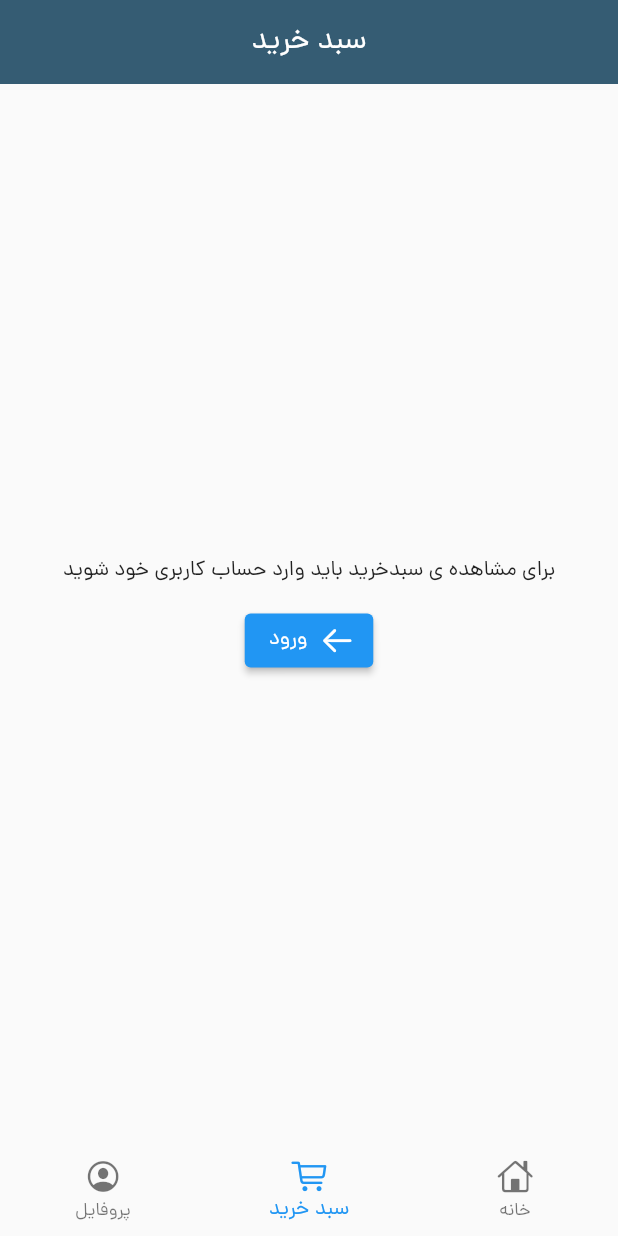
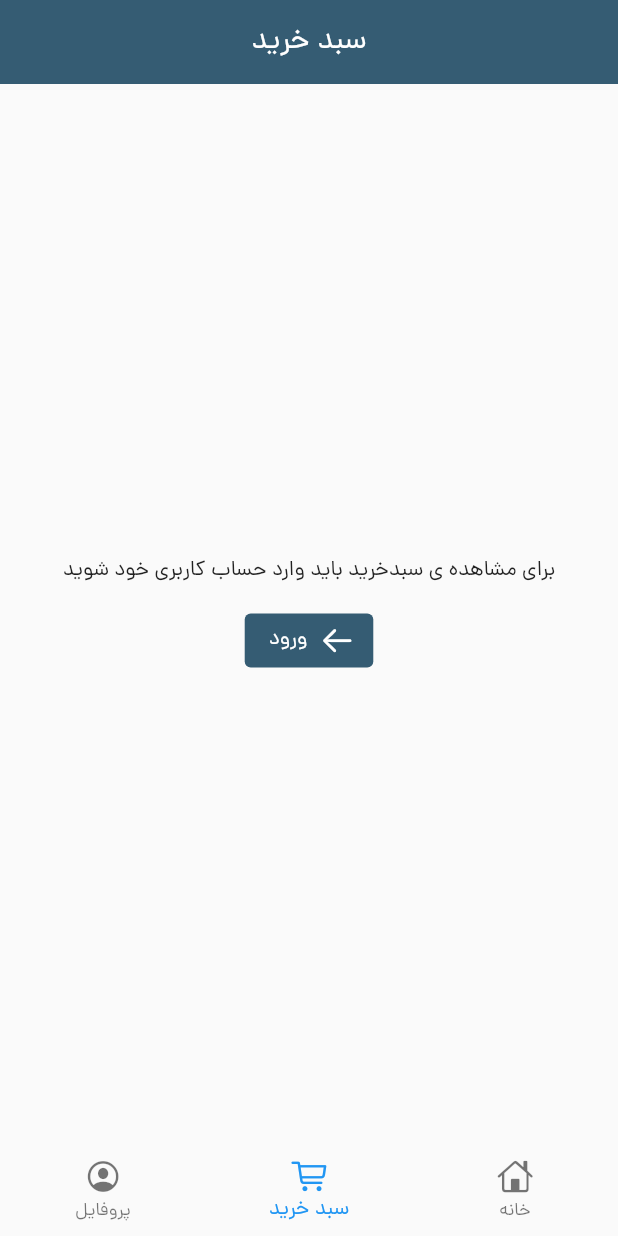
Before and after one commit to sahmohseni/nike_store_flutter, a Flutter app: the screen it shows after launch, item 2 of the bottom bar chosen, on a phone screen of 412 x 824 dp. Run offline on Flutter 3.47's test engine with Material 2 defaults, Android fonts, the phone set to English and light mode, and no system bars; our stand-ins replace bloc, cached_network_image, dio, equatable, flutter_bloc, freezed_annotation and 3 more; missing offline and left inert: dart:ffi.

Commit message:
profile screen demo was implemented

```diff
--- a/nike_store/lib/src/presentation/ui/bottom_navigation.dart
+++ b/nike_store/lib/src/presentation/ui/bottom_navigation.dart
@@ -2,6 +2,7 @@ import 'package:flutter/cupertino.dart';
 import 'package:flutter/material.dart';
 import 'package:nike_store/src/presentation/ui/cart/cart.dart';
 import 'package:nike_store/src/presentation/ui/home/home.dart';
+import 'package:nike_store/src/presentation/ui/profile/profile.dart';
 import 'package:nike_store/theme.dart';
 
 const int homeIndex = 0;
@@ -50,7 +51,7 @@ class _RootScreenState extends State<RootScreen> {
             children: [
               _Navigator(_homeKey, homeIndex, HomeScreen()),
               _Navigator(_cartKey, cartIndex, CartScreen()),
-              _Navigator(_profileKey, profileIndex, Text('profile'))
+              _Navigator(_profileKey, profileIndex, ProfileScreen())
             ],
           ),
           bottomNavigationBar: BottomNavigationBar(
--- a/nike_store/lib/src/presentation/ui/cart/cart.dart
+++ b/nike_store/lib/src/presentation/ui/cart/cart.dart
@@ -169,6 +169,10 @@ class CartScreen extends StatelessWidget {
                       height: 12,
                     ),
                     ElevatedButton.icon(
+                        style: ButtonStyle(
+                            elevation: MaterialStateProperty.all(0),
+                            backgroundColor: MaterialStateProperty.all(
+                                LightTheme.primaryColor)),
                         onPressed: () {
                           Navigator.of(context).push(MaterialPageRoute(
                             builder: (context) => AuthScreen(),
```
Also changed, not shown: nike_store/lib/src/presentation/ui/profile/profile.dart (added, +44 -0 lines).
